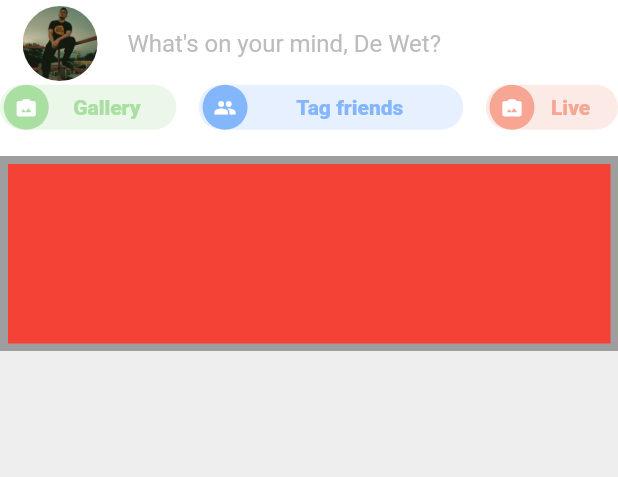
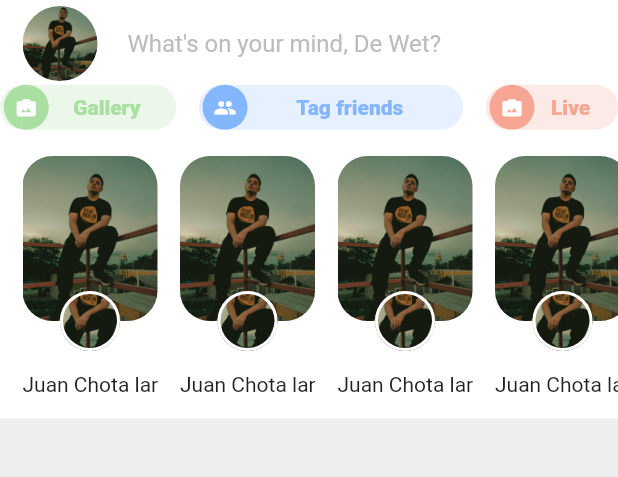
Before and after one commit to dewetbaumann/flutter-faceboock-clon, a Flutter app: the screen it shows after launch, on a phone screen of 412 x 824 dp, the part 66-543 px from its top. Run offline on Flutter 3.47's test engine with Material 2 defaults, Android fonts, the light colour scheme and no system bars.

Commit message:
finalzo las tarjetas con los estados de los amigos en la barra para hacer post

```diff
--- a/lib/presentation/screens/home_screen.dart
+++ b/lib/presentation/screens/home_screen.dart
@@ -1,5 +1,6 @@
 import 'package:facebook_clon/core/app/app_color.dart';
 import 'package:facebook_clon/presentation/widgets/action_bar/fc_action_bar.dart';
+import 'package:facebook_clon/presentation/widgets/friends_states/fc_friends_states.dart';
 import 'package:facebook_clon/presentation/widgets/make_post/fc_make_post.dart';
 import 'package:flutter/material.dart';
 
@@ -8,34 +9,14 @@ class HomeScreen extends StatelessWidget {
 
   @override
   Widget build(BuildContext context) {
-    final Size screen = MediaQuery.of(context).size;
     return Scaffold(
       backgroundColor: AppColor.grey200,
       body: SafeArea(
         child: Column(
-          children: <Widget>[
-            const FcActionBar(),
-            const FcMakePost(),
-            Container(
-              width: screen.width,
-              height: 130,
-              color: Colors.grey,
-              padding: const EdgeInsets.all(5),
-              child: PageView(
-                children: <Widget>[
-                  Container(
-                    width: 50,
-                    height: 50,
-                    color: Colors.red,
-                  ),
-                  // Container()
-                  // FcCardFriends(),
-                  // FcCardFriends(),
-                  // FcCardFriends(),
-                  // FcCardFriends(),
-                ],
-              ),
-            ),
+          children: const <Widget>[
+            FcActionBar(),
+            FcMakePost(),
+            FcFriendsStates(),
           ],
         ),
       ),
--- a/lib/presentation/widgets/fc_card_friend.dart
+++ /dev/null
@@ -1,37 +0,0 @@
-import 'package:facebook_clon/core/app/app_images.dart';
-import 'package:flutter/material.dart';
-
-class FcCardFriends extends StatelessWidget {
-  const FcCardFriends();
-
-  @override
-  Widget build(BuildContext context) {
-    return Container(
-      width: 90,
-      // height: 100,
-      decoration: const BoxDecoration(
-        color: Colors.white,
-      ),
-      child: Stack(
-        children: <Widget>[
-          Container(
-            width: 70,
-            height: 90,
-            margin: const EdgeInsets.only(bottom: 30),
-            decoration: const BoxDecoration(
-              borderRadius: BorderRadius.all(Radius.circular(20)),
-              image: DecorationImage(
-                image: AssetImage(AppImage.profile),
-                fit: BoxFit.cover,
-              ),
-            ),
-          ),
-          const Positioned(
-            bottom: 0,
-            child: Text('Laura Leporc'),
-          ),
-        ],
-      ),
-    );
-  }
-}
--- /dev/null
+++ b/lib/presentation/widgets/friends_states/fc_friends_states.dart
@@ -0,0 +1,70 @@
+import 'package:facebook_clon/core/app/app_color.dart';
+import 'package:facebook_clon/core/app/app_images.dart';
+import 'package:facebook_clon/presentation/widgets/friends_states/fc_friends_states_card.dart';
+import 'package:flutter/material.dart';
+
+class FcFriendsStates extends StatelessWidget {
+  const FcFriendsStates();
+
+  @override
+  Widget build(BuildContext context) {
+    final Size screen = MediaQuery.of(context).size;
+    return Container(
+      width: screen.width,
+      height: 175,
+      color: AppColor.white,
+      // padding: const EdgeInsets.symmetric(horizontal: 10),
+      child: SingleChildScrollView(
+        physics: const BouncingScrollPhysics(),
+        scrollDirection: Axis.horizontal,
+        child: Padding(
+          padding: const EdgeInsets.symmetric(horizontal: 15),
+          child: Row(
+            children: const <Widget>[
+              FcFriendsStatesCard(
+                name: 'Juan Chota larga',
+                stateUrl: AppImage.profile,
+                profileUrl: AppImage.profile,
+              ),
+              FcFriendsStatesCard(
+                name: 'Juan Chota larga',
+                stateUrl: AppImage.profile,
+                profileUrl: AppImage.profile,
+              ),
+              FcFriendsStatesCard(
+                name: 'Juan Chota larga',
+                stateUrl: AppImage.profile,
+                profileUrl: AppImage.profile,
+              ),
+              FcFriendsStatesCard(
+                name: 'Juan Chota larga',
+                stateUrl: AppImage.profile,
+                profileUrl: AppImage.profile,
+              ),
+              FcFriendsStatesCard(
+                name: 'Juan Chota larga',
+                stateUrl: AppImage.profile,
+                profileUrl: AppImage.profile,
+              ),
+              FcFriendsStatesCard(
+                name: 'Juan Chota larga',
+                stateUrl: AppImage.profile,
+                profileUrl: AppImage.profile,
+              ),
+              FcFriendsStatesCard(
+                name: 'Juan Chota larga',
+                stateUrl: AppImage.profile,
+                profileUrl: AppImage.profile,
+              ),
+              FcFriendsStatesCard(
+                name: 'Juan Chota larga',
+                stateUrl: AppImage.profile,
+                profileUrl: AppImage.profile,
+              ),
+            ],
+          ),
+        ),
+      ),
+    );
+  }
+}
--- /dev/null
+++ b/lib/presentation/widgets/friends_states/fc_friends_states_card.dart
@@ -0,0 +1,72 @@
+import 'package:facebook_clon/core/app/app_color.dart';
+import 'package:flutter/material.dart';
+
+class FcFriendsStatesCard extends StatelessWidget {
+  const FcFriendsStatesCard({
+    required this.stateUrl,
+    required this.name,
+    required this.profileUrl,
+  });
+
+  final String stateUrl;
+  final String profileUrl;
+  final String name;
+
+  @override
+  Widget build(BuildContext context) {
+    const double cardWidth = 90;
+
+    return Container(
+      margin: const EdgeInsets.only(right: 15),
+      padding: const EdgeInsets.only(bottom: 15),
+      width: cardWidth,
+      height: 175,
+      child: Stack(
+        children: <Widget>[
+          // Estado
+          Container(
+            width: cardWidth,
+            height: 110,
+            margin: const EdgeInsets.only(bottom: 30),
+            decoration: BoxDecoration(
+              borderRadius: const BorderRadius.all(Radius.circular(20)),
+              image: DecorationImage(
+                image: AssetImage(stateUrl),
+                fit: BoxFit.cover,
+              ),
+            ),
+          ),
+
+          // Imagen de perfil
+          Positioned(
+            left: 0,
+            right: 0,
+            top: 90,
+            child: Container(
+              width: 40,
+              height: 40,
+              margin: const EdgeInsets.only(bottom: 30),
+              decoration: BoxDecoration(
+                shape: BoxShape.circle,
+                border: Border.all(
+                  color: AppColor.white,
+                  width: 2,
+                ),
+                image: DecorationImage(
+                  image: AssetImage(profileUrl),
+                  fit: BoxFit.cover,
+                ),
+              ),
+            ),
+          ),
+
+          // Nombre
+          Positioned(
+            bottom: 0,
+            child: Text(name),
+          ),
+        ],
+      ),
+    );
+  }
+}
```
